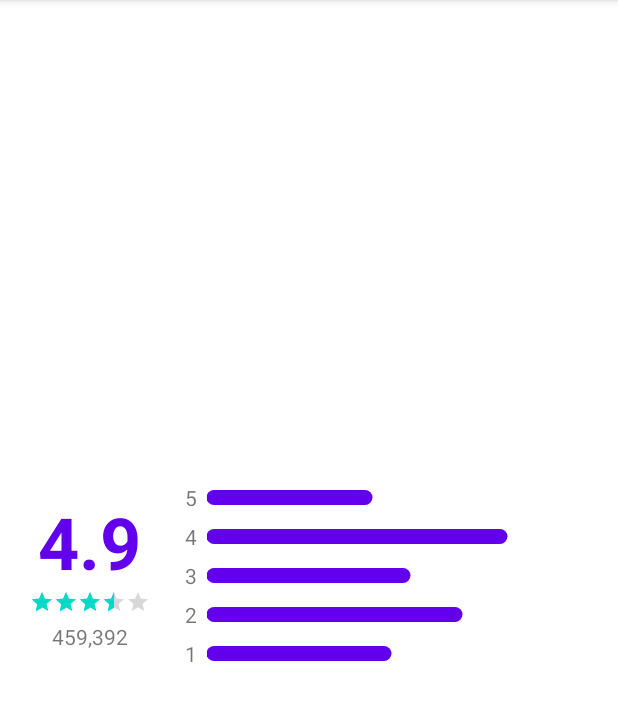
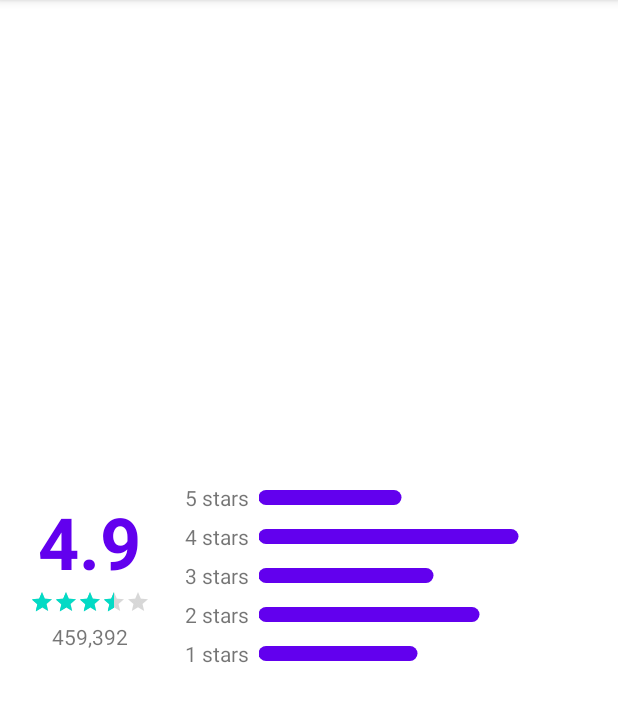
Before and after one commit to Dhina17/RatingBarChart, an Android app: the screen it shows after launch (MainActivity), on a phone screen of 412 x 824 dp, the part 84-806 px from its top. Run offline under Robolectric (Android 15) with nearby library versions, the light colour scheme and no system bars.

Commit message:
Bar: Add support to provide labels

```diff
--- a/app/src/main/res/layout/activity_main.xml
+++ b/app/src/main/res/layout/activity_main.xml
@@ -47,6 +47,7 @@
         android:layout_gravity="center"
         android:layout_weight="1"
         android:padding="10dp"
+        app:barLabels="@array/bar_labels"
         app:barPadding="3dp"
         app:barRadius="10dp"
         app:barThickness="10dp"
--- /dev/null
+++ b/app/src/main/res/values/array.xml
@@ -0,0 +1,10 @@
+<?xml version="1.0" encoding="utf-8"?>
+<resources>
+    <string-array name="bar_labels">
+        <item>1 stars</item>
+        <item>2 stars</item>
+        <item>3 stars</item>
+        <item>4 stars</item>
+        <item>5 stars</item>
+    </string-array>
+</resources>
--- a/library/src/main/kotlin/io/github/dhina17/ratingbarchart/RatingBarChart.kt
+++ b/library/src/main/kotlin/io/github/dhina17/ratingbarchart/RatingBarChart.kt
@@ -29,6 +29,8 @@ class RatingBarChart @JvmOverloads constructor(
 
     private var barTrackColor: Int? = null
 
+    private var barLabels: Array<CharSequence>? = null
+
     init {
         // We need to add the views in column-like manner
         orientation = VERTICAL
@@ -56,7 +58,13 @@ class RatingBarChart @JvmOverloads constructor(
             R.styleable.RatingBarChart_barPadding,
             DEFAULT_BAR_PADDING
         )
+        // Retrieve the bar track color from the attributes.
+        // Pass 0 as default value but it is used no where.
+        // We let the LinearProgressIndicator's default.
         barTrackColor = attributes.getColor(R.styleable.RatingBarChart_barTrackColor, 0)
+
+        // Retrieve the bar label from the attributes
+        barLabels = attributes.getTextArray(R.styleable.RatingBarChart_barLabels)
     }
 
     private fun setupBars() {
@@ -64,7 +72,7 @@ class RatingBarChart @JvmOverloads constructor(
             // Create a bar (LinearProgressIndicator)
             val bar = Bar(context).apply {
                 setupBarContent(
-                    label = "$index",
+                    label = (barLabels?.get(index - 1)?.toString() ?: "$index"),
                     barPadding = barPadding,
                     barThickness = barThickness,
                     barCornerRadius = barRadius,
@@ -102,7 +110,5 @@ class RatingBarChart @JvmOverloads constructor(
 
         // Default bar padding
         private val DEFAULT_BAR_PADDING = 3.px
-
-        // Default bar
     }
 }
--- a/library/src/main/res/values/attrs.xml
+++ b/library/src/main/res/values/attrs.xml
@@ -1,6 +1,7 @@
 <?xml version="1.0" encoding="utf-8"?>
 <resources>
     <declare-styleable name="RatingBarChart">
+        <attr name="barLabels" format="reference" />
         <attr name="barPadding" format="dimension" />
         <attr name="barRadius" format="dimension" />
         <attr name="barThickness" format="dimension" />
```
